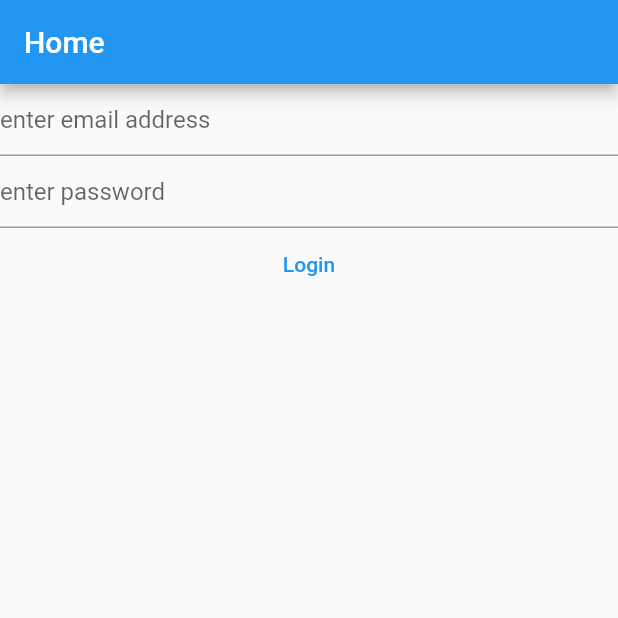
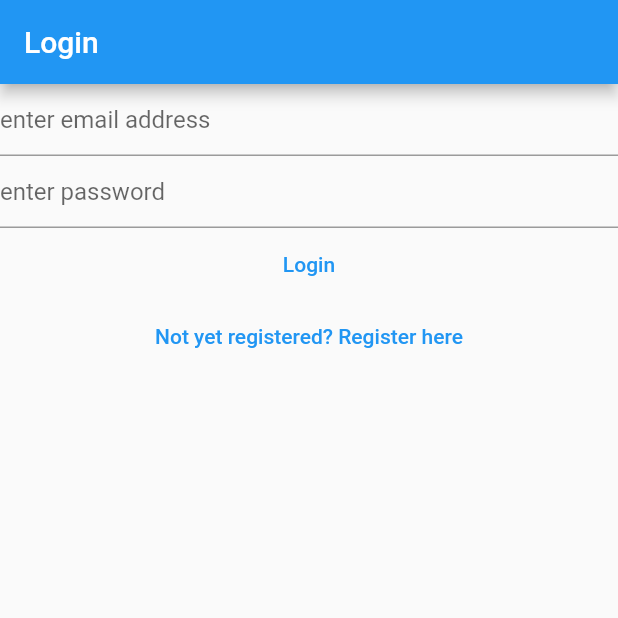
Before and after one commit to adefaze/mynotes, a Flutter app: the screen it shows after launch, on a phone screen of 412 x 824 dp, the top half of it. Run offline on Flutter 3.47's test engine with Material 2 defaults, Android fonts, the phone set to English and light mode, and no system bars; our stand-ins replace firebase_auth, firebase_core; accounts and stored records are empty.

Commit message:
added verify email flow

```diff
--- a/lib/main.dart
+++ b/lib/main.dart
@@ -3,6 +3,8 @@ import 'package:firebase_core/firebase_core.dart';
 import 'package:flutter/material.dart';
 import 'package:notesapp/firebase_options.dart';
 import 'package:notesapp/views/login_view.dart';
+import 'package:notesapp/views/register_view.dart';
+import 'package:notesapp/views/verity_email_view.dart';
 
 void main() {
   WidgetsFlutterBinding.ensureInitialized();
@@ -12,6 +14,10 @@ void main() {
       primarySwatch: Colors.blue,
     ),
     home: const HomePage(),
+    routes: {
+      '/login/': (context) => const LoginView(),
+      '/register/': (context) => const RegisterView()
+    },
   ));
 }
 
@@ -20,53 +26,31 @@ class HomePage extends StatelessWidget {
 
   @override
   Widget build(BuildContext context) {
-    return Scaffold(
-      appBar: AppBar(title: const Text('Home')),
-      body: FutureBuilder(
+    return FutureBuilder(
       future: Firebase.initializeApp(
         options: DefaultFirebaseOptions.currentPlatform,
       ),
       builder: (context, snapshot) {
         switch (snapshot.connectionState) {
           case ConnectionState.done:
-              // final user = FirebaseAuth.instance.currentUser;
-              // if (user?.emailVerified ?? false) {
-              //   print('Email is verified');
-              // } else {
-              //   return const VerifyEmailView()
-              // }
+            final user = FirebaseAuth.instance.currentUser;
+            if (user != null) {
+              if (user.emailVerified) {
+                print('email is verified');
+              } else {
+                return const VerifyEmailView();
+              }
+            } else {
+              return const LoginView();
+            }
+            print('done');
 
-              return LoginView();
+            return const LoginView();
 
           default:
-              return const Text("loading");
+            return const CircularProgressIndicator();
         }
       },
-      ),
     );
   }
 }
-
-class VerifyEmailView extends StatefulWidget {
-  const VerifyEmailView({super.key});
-
-  @override
-  State<VerifyEmailView> createState() => _VerifyEmailViewState();
-}
-
-class _VerifyEmailViewState extends State<VerifyEmailView> {
-  @override
-  Widget build(BuildContext context) {
-    return Column(
-      children: [
-        const Text('Please verify your email address'),
-        TextButton(
-            onPressed: () async {
-              final user = FirebaseAuth.instance.currentUser;
-              await user?.sendEmailVerification();
-            },
-            child: const Text('Send email verification')),
-      ],
-    );
-  }
-}
--- a/lib/views/login_view.dart
+++ b/lib/views/login_view.dart
@@ -1,6 +1,5 @@
 import 'package:firebase_auth/firebase_auth.dart';
 import 'package:flutter/material.dart';
-
 
 class LoginView extends StatefulWidget {
   const LoginView({super.key});
@@ -29,7 +28,9 @@ class _LoginView extends State<LoginView> {
 
   @override
   Widget build(BuildContext context) {
-    return Column(
+    return Scaffold(
+      appBar: AppBar(title: const Text('Login')),
+      body: Column(
         children: [
           TextField(
             controller: _email,
@@ -71,7 +72,14 @@ class _LoginView extends State<LoginView> {
             },
             child: const Text('Login'),
           ),
+          TextButton(
+              onPressed: () {
+                Navigator.of(context)
+                    .pushNamedAndRemoveUntil('/register/', (route) => false);
+              },
+              child: const Text("Not yet registered? Register here"))
         ],
+      ),
     );
   }
 }
--- a/lib/views/register_view.dart
+++ b/lib/views/register_view.dart
@@ -28,7 +28,9 @@ class _RegisterView extends State<RegisterView> {
 
   @override
   Widget build(BuildContext context) {
-    return Column(
+    return Scaffold(
+      appBar: AppBar(title: const Text("Register")),
+      body: Column(
         children: [
           TextField(
             controller: _email,
@@ -71,7 +73,14 @@ class _RegisterView extends State<RegisterView> {
             },
             child: const Text('create account'),
           ),
+          TextButton(
+              onPressed: () {
+                Navigator.of(context)
+                    .pushNamedAndRemoveUntil('/login/', (route) => false);
+              },
+              child: const Text('Already registered? Login')),
         ],
+      ),
     );
   }
 }
```
Also changed, not shown: lib/views/verity_email_view.dart (added, +26 -0 lines). Lines whose indentation alone changed are shown as unchanged.
